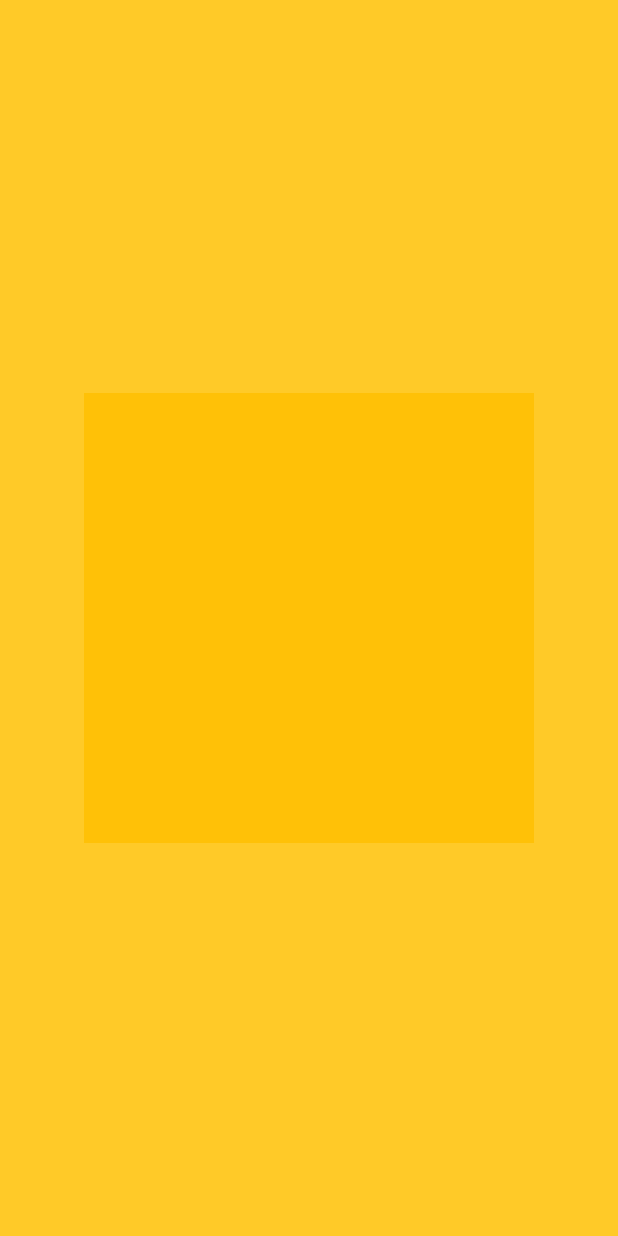
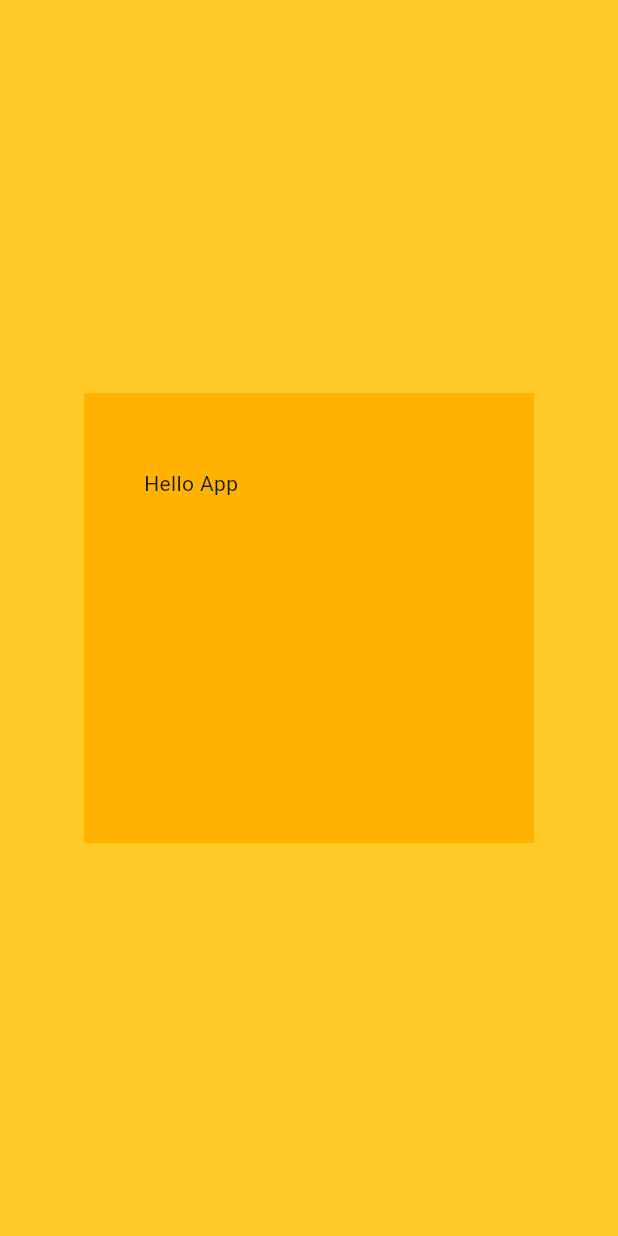
Before and after one commit to AdityaManojA/Flutterproject1, a Flutter app: the screen it shows after launch, on a phone screen of 412 x 824 dp. Run offline on Flutter 3.47's test engine with Material 3 defaults, Android fonts, the phone set to English and light mode, and no system bars.

Commit message:
end of color

```diff
--- a/flutter_application_1/lib/main.dart
+++ b/flutter_application_1/lib/main.dart
@@ -15,9 +15,11 @@ class MyApp extends StatelessWidget {
             backgroundColor: Colors.amber.shade400,
             body: Center(
               child: Container(
-                color: Colors.amber.shade500,
+                color: Colors.amber.shade600,
                 height: 300,
                 width: 300,
+                padding: EdgeInsets.only(left: 40,top:50),
+                child: Text("Hello App"),
               ),
             )));
   }
```
